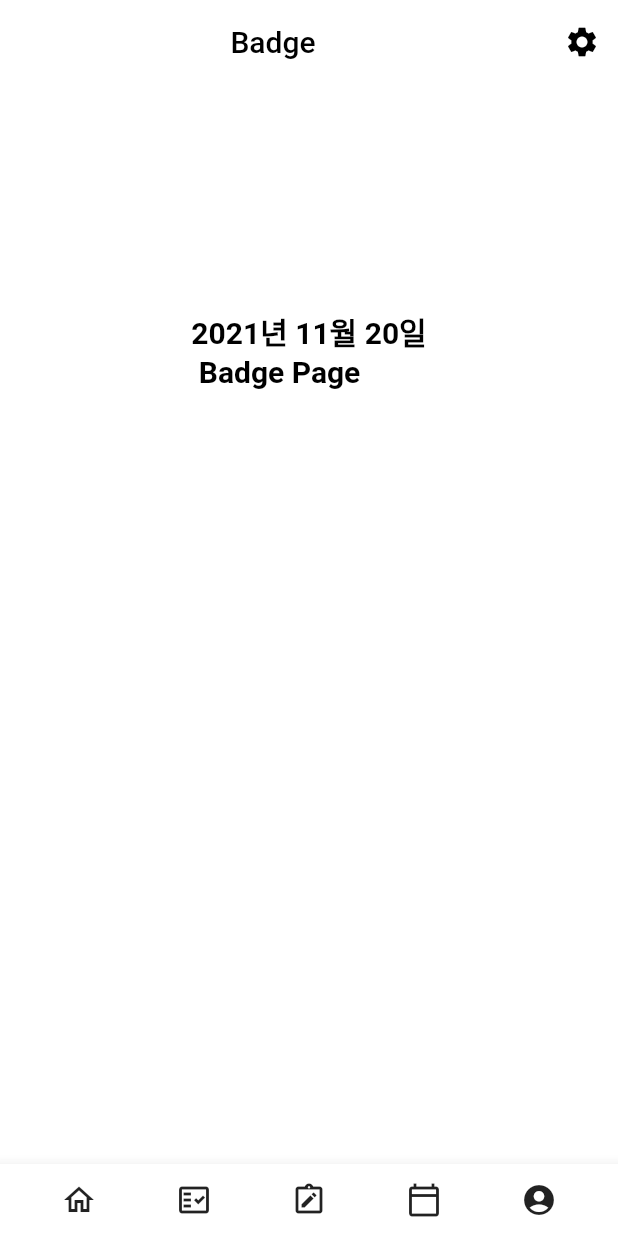
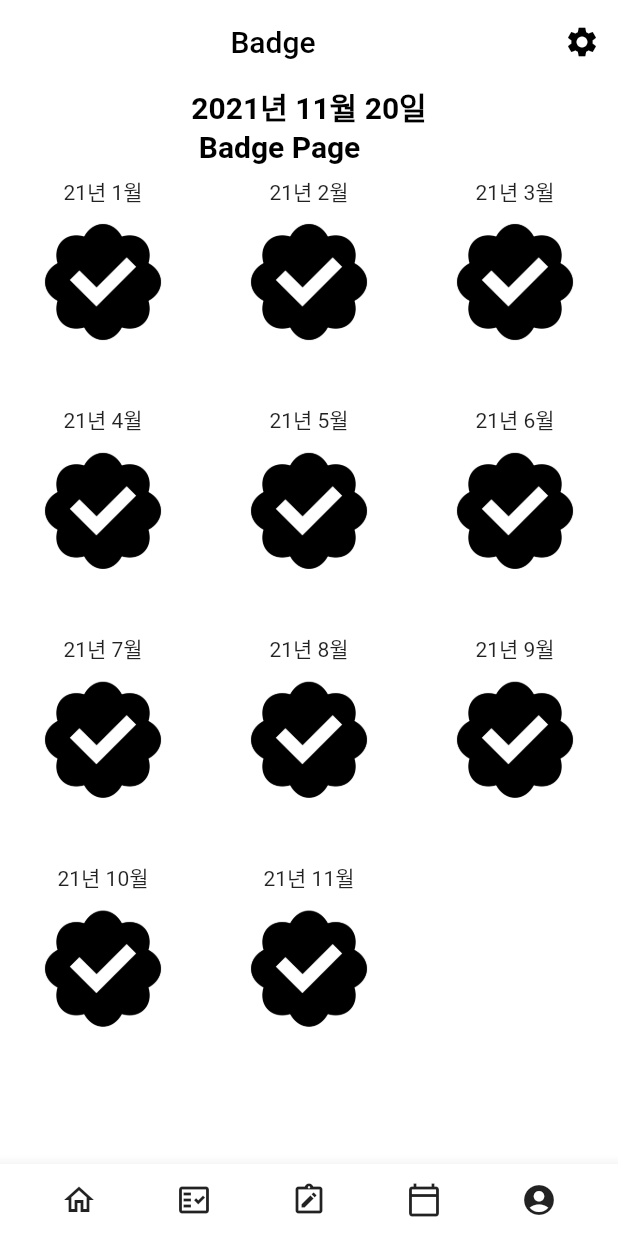
Before and after one commit to Hayun218/TIOIT, a Flutter app: the screen it shows once a user with an empty profile is signed in, swiped to page 5, on a phone screen of 412 x 824 dp. Run offline on Flutter 3.47's test engine with Material 2 defaults, Android fonts, the phone set to English and light mode, and no system bars; our stand-ins replace cloud_firestore, firebase_auth, firebase_core, flutter_signin_button, google_sign_in, pie_chart and 2 more; accounts and stored records are empty; network calls fail.

Commit message:
add badge
after modify DB, set checked or unchecked

```diff
--- a/tiot/lib/badge.dart
+++ b/tiot/lib/badge.dart
@@ -50,7 +50,6 @@ class _BadgedPageState extends State<BadgedPage> {
         crossAxisAlignment: CrossAxisAlignment.center,
         children: [
           Container(
-            margin: EdgeInsets.fromLTRB(0, 150, 0, 0),
             child: Center(
               child: Text(
                 todayDate + "\n Badge Page",
@@ -62,6 +61,30 @@ class _BadgedPageState extends State<BadgedPage> {
               ),
             ),
           ),
+          Expanded(
+            child: Container(
+              child: GridView.count(
+                crossAxisCount: 3,
+                childAspectRatio: 9 / 10,
+                children: List.generate(11, (index) {
+                  return Padding(
+                    padding: const EdgeInsets.all(8.0),
+                    child: Column(
+                      children: [
+                        Text("21년 ${index + 1}월"),
+                        SizedBox(height: 10),
+                        Image.asset(
+                          "assets/checked_badge.png",
+                          height: 80,
+                          width: 80,
+                        ),
+                      ],
+                    ),
+                  );
+                }),
+              ),
+            ),
+          )
         ],
       ),
     );
--- a/tiot/pubspec.yaml
+++ b/tiot/pubspec.yaml
@@ -76,6 +76,8 @@ flutter:
   uses-material-design: true
   assets:
     - assets/login_bg.png
+    - assets/checked_badge.png
+    - assets/unchecked_badge.png
 
   # To add assets to your application, add an assets section, like this:
   # assets:
```
Also changed, not shown: tiot/assets/checked_badge.png (added), tiot/assets/unchecked_badge.png (added).
